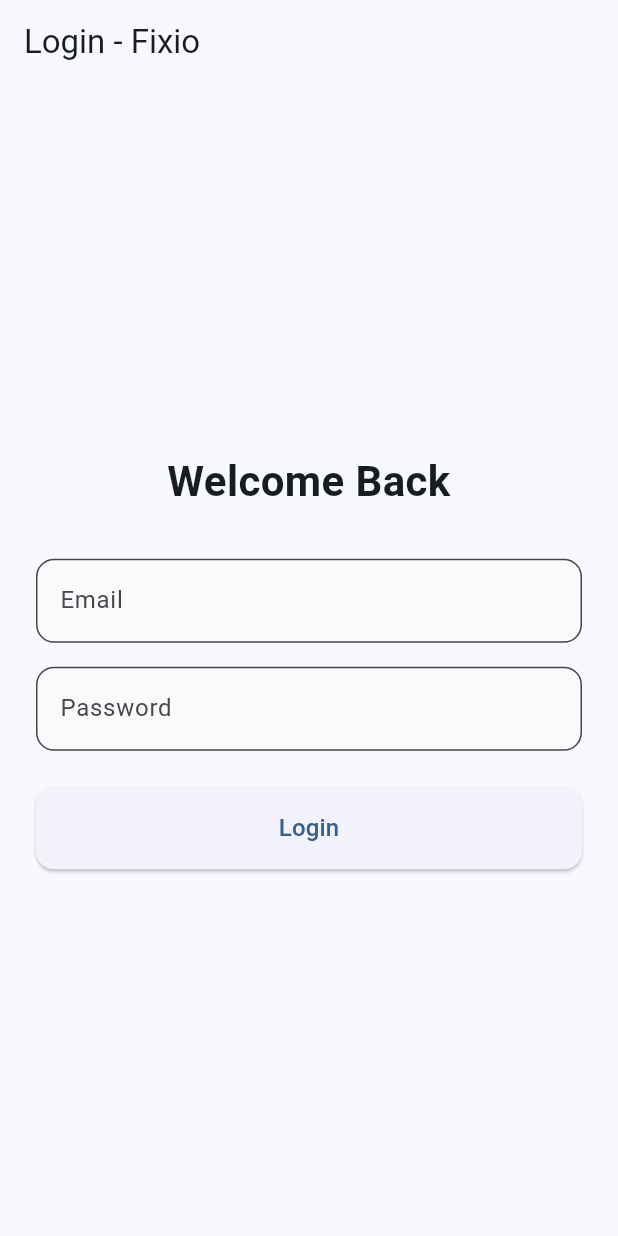
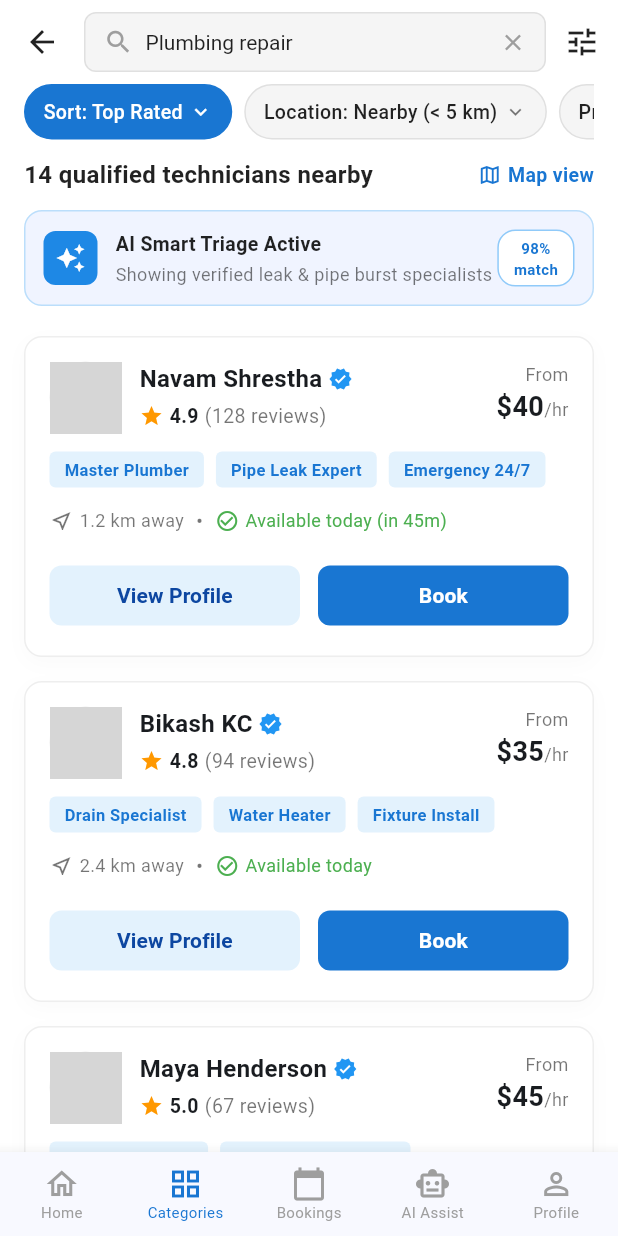
Before and after one commit to samirr298/Fixio, a Flutter app: the screen it shows after launch, on a phone screen of 412 x 824 dp. Run offline on Flutter 3.47's test engine with Material 3 defaults, Android fonts, the phone set to English and light mode, and no system bars; accounts and stored records are empty; network calls fail; grey boxes are pictures that could not be loaded.

Commit message:
Made frontend for search technician

```diff
--- a/lib/main.dart
+++ b/lib/main.dart
@@ -1,5 +1,5 @@
 import 'package:flutter/material.dart';
-import 'view/authentication/login_screen.dart';
+import 'view/technicians/technician_list_screen.dart'; // Add this import
 
 void main() {
   runApp(const MyApp());
@@ -12,12 +12,12 @@ class MyApp extends StatelessWidget {
   Widget build(BuildContext context) {
     return MaterialApp(
       title: 'Fixio',
+      debugShowCheckedModeBanner: false,
       theme: ThemeData(
         colorScheme: ColorScheme.fromSeed(seedColor: Colors.blue),
         useMaterial3: true,
       ),
-      home: const LoginScreen(),
-      debugShowCheckedModeBanner: false,
+      home: const TechnicianListScreen(), // Update this line!
     );
   }
 }
--- /dev/null
+++ b/lib/view/technicians/technician_list_screen.dart
@@ -0,0 +1,480 @@
+import 'package:flutter/material.dart';
+
+class TechnicianListScreen extends StatelessWidget {
+  const TechnicianListScreen({super.key});
+
+  @override
+  Widget build(BuildContext context) {
+    return Scaffold(
+      backgroundColor: Colors.white,
+      appBar: _buildAppBar(),
+      body: CustomScrollView(
+        slivers: [
+          SliverToBoxAdapter(
+            child: Column(
+              crossAxisAlignment: CrossAxisAlignment.start,
+              children: [
+                _buildFilterRow(),
+                const SizedBox(height: 12),
+                _buildResultsHeader(),
+                const SizedBox(height: 12),
+                _buildAIBanner(),
+                const SizedBox(height: 12),
+              ],
+            ),
+          ),
+          SliverList(
+            delegate: SliverChildBuilderDelegate(
+              (context, index) {
+                return _buildTechnicianCard(_dummyTechnicians[index]);
+              },
+              childCount: _dummyTechnicians.length,
+            ),
+          ),
+        ],
+      ),
+      bottomNavigationBar: _buildBottomNavigationBar(),
+    );
+  }
+
+  PreferredSizeWidget _buildAppBar() {
+    return AppBar(
+      backgroundColor: Colors.white,
+      elevation: 0,
+      leading: IconButton(
+        icon: const Icon(Icons.arrow_back, color: Colors.black87),
+        onPressed: () {},
+      ),
+      titleSpacing: 0,
+      title: Container(
+        height: 40,
+        decoration: BoxDecoration(
+          color: Colors.grey.shade100,
+          borderRadius: BorderRadius.circular(8),
+          border: Border.all(color: Colors.grey.shade300),
+        ),
+        child: const Row(
+          children: [
+            SizedBox(width: 12),
+            Icon(Icons.search, color: Colors.grey, size: 20),
+            SizedBox(width: 8),
+            Expanded(
+              child: Text(
+                "Plumbing repair",
+                style: TextStyle(color: Colors.black87, fontSize: 14),
+              ),
+            ),
+            Icon(Icons.close, color: Colors.grey, size: 18),
+            SizedBox(width: 12),
+          ],
+        ),
+      ),
+      actions: [
+        IconButton(
+          icon: const Icon(Icons.tune, color: Colors.black87),
+          onPressed: () {},
+        ),
+      ],
+    );
+  }
+
+  Widget _buildFilterRow() {
+    return Padding(
+      padding: const EdgeInsets.symmetric(horizontal: 16.0),
+      child: SingleChildScrollView(
+        scrollDirection: Axis.horizontal,
+        child: Row(
+          children: [
+            _buildFilterChip("Sort: Top Rated", isSelected: true),
+            const SizedBox(width: 8),
+            _buildFilterChip("Location: Nearby (< 5 km)"),
+            const SizedBox(width: 8),
+            _buildFilterChip("Price"),
+          ],
+        ),
+      ),
+    );
+  }
+
+  Widget _buildFilterChip(String label, {bool isSelected = false}) {
+    return Container(
+      padding: const EdgeInsets.symmetric(horizontal: 12, vertical: 8),
+      decoration: BoxDecoration(
+        color: isSelected ? Colors.blue.shade700 : Colors.grey.shade100,
+        borderRadius: BorderRadius.circular(20),
+        border: Border.all(
+          color: isSelected ? Colors.blue.shade700 : Colors.grey.shade300,
+        ),
+      ),
+      child: Row(
+        mainAxisSize: MainAxisSize.min,
+        children: [
+          Text(
+            label,
+            style: TextStyle(
+              color: isSelected ? Colors.white : Colors.black87,
+              fontSize: 13,
+              fontWeight: FontWeight.w500,
+            ),
+          ),
+          const SizedBox(width: 4),
+          Icon(
+            Icons.keyboard_arrow_down,
+            color: isSelected ? Colors.white : Colors.black54,
+            size: 16,
+          ),
+        ],
+      ),
+    );
+  }
+
+  Widget _buildResultsHeader() {
+    return Padding(
+      padding: const EdgeInsets.symmetric(horizontal: 16.0),
+      child: Row(
+        mainAxisAlignment: MainAxisAlignment.spaceBetween,
+        children: [
+          const Text(
+            "14 qualified technicians nearby",
+            style: TextStyle(
+              fontSize: 16,
+              fontWeight: FontWeight.bold,
+              color: Colors.black87,
+            ),
+          ),
+          Row(
+            children: [
+              Icon(Icons.map_outlined, color: Colors.blue.shade700, size: 16),
+              const SizedBox(width: 4),
+              Text(
+                "Map view",
+                style: TextStyle(
+                  color: Colors.blue.shade700,
+                  fontSize: 13,
+                  fontWeight: FontWeight.bold,
+                ),
+              ),
+            ],
+          ),
+        ],
+      ),
+    );
+  }
+
+  Widget _buildAIBanner() {
+    return Padding(
+      padding: const EdgeInsets.symmetric(horizontal: 16.0),
+      child: Container(
+        padding: const EdgeInsets.all(12),
+        decoration: BoxDecoration(
+          color: const Color(0xFFF0F4FF), // Light blue tint
+          borderRadius: BorderRadius.circular(12),
+          border: Border.all(color: Colors.blue.shade100),
+        ),
+        child: Row(
+          children: [
+            Container(
+              padding: const EdgeInsets.all(8),
+              decoration: BoxDecoration(
+                color: Colors.blue.shade600,
+                borderRadius: BorderRadius.circular(8),
+              ),
+              child: const Icon(Icons.auto_awesome, color: Colors.white, size: 20),
+            ),
+            const SizedBox(width: 12),
+            const Expanded(
+              child: Column(
+                crossAxisAlignment: CrossAxisAlignment.start,
+                children: [
+                  Text(
+                    "AI Smart Triage Active",
+                    style: TextStyle(
+                      fontWeight: FontWeight.bold,
+                      fontSize: 13,
+                      color: Colors.black87,
+                    ),
+                  ),
+                  SizedBox(height: 2),
+                  Text(
+                    "Showing verified leak & pipe burst specialists",
+                    style: TextStyle(fontSize: 12, color: Colors.black54),
+                  ),
+                ],
+              ),
+            ),
+            Container(
+              padding: const EdgeInsets.symmetric(horizontal: 10, vertical: 4),
+              decoration: BoxDecoration(
+                color: Colors.white,
+                borderRadius: BorderRadius.circular(12),
+                border: Border.all(color: Colors.blue.shade200),
+              ),
+              child: Text(
+                "98%\nmatch",
+                textAlign: TextAlign.center,
+                style: TextStyle(
+                  fontSize: 10,
+                  fontWeight: FontWeight.bold,
+                  color: Colors.blue.shade700,
+                ),
+              ),
+            ),
+          ],
+        ),
+      ),
+    );
+  }
+
+  Widget _buildTechnicianCard(Map<String, dynamic> tech) {
+    return Container(
+      margin: const EdgeInsets.symmetric(horizontal: 16.0, vertical: 8.0),
+      padding: const EdgeInsets.all(16.0),
+      decoration: BoxDecoration(
+        color: Colors.white,
+        borderRadius: BorderRadius.circular(12),
+        border: Border.all(color: Colors.grey.shade200),
+        boxShadow: [
+          BoxShadow(
+            color: Colors.black.withOpacity(0.02),
+            blurRadius: 10,
+            offset: const Offset(0, 4),
+          ),
+        ],
+      ),
+      child: Column(
+        crossAxisAlignment: CrossAxisAlignment.start,
+        children: [
+          Row(
+            crossAxisAlignment: CrossAxisAlignment.start,
+            children: [
+              Stack(
+                children: [
+                  CircleAvatar(
+                    radius: 24,
+                    backgroundImage: NetworkImage(tech['image']),
+                    backgroundColor: Colors.grey.shade200,
+                  ),
+                  Positioned(
+                    bottom: 0,
+                    right: 0,
+                    child: Container(
+                      width: 12,
+                      height: 12,
+                      decoration: BoxDecoration(
+                        color: Colors.green,
+                        shape: BoxShape.circle,
+                        border: Border.all(color: Colors.white, width: 2),
+                      ),
+                    ),
+                  ),
+                ],
+              ),
+              const SizedBox(width: 12),
+              Expanded(
+                child: Column(
+                  crossAxisAlignment: CrossAxisAlignment.start,
+                  children: [
+                    Row(
+                      children: [
+                        Text(
+                          tech['name'],
+                          style: const TextStyle(
+                            fontSize: 16,
+                            fontWeight: FontWeight.bold,
+                          ),
+                        ),
+                        const SizedBox(width: 4),
+                        const Icon(Icons.verified, color: Colors.blue, size: 16),
+                      ],
+                    ),
+                    const SizedBox(height: 4),
+                    Row(
+                      children: [
+                        const Icon(Icons.star, color: Colors.orange, size: 16),
+                        const SizedBox(width: 4),
+                        Text(
+                          "${tech['rating']}",
+                          style: const TextStyle(
+                              fontWeight: FontWeight.bold, fontSize: 13),
+                        ),
+                        const SizedBox(width: 4),
+                        Text(
+                          "(${tech['reviews']} reviews)",
+                          style: const TextStyle(
+                              color: Colors.black54, fontSize: 13),
+                        ),
+                      ],
+                    ),
+                  ],
+                ),
+              ),
+              Column(
+                crossAxisAlignment: CrossAxisAlignment.end,
+                children: [
+                  const Text("From",
+                      style: TextStyle(color: Colors.black54, fontSize: 12)),
+                  Text.rich(
+                    TextSpan(
+                      children: [
+                        TextSpan(
+                          text: "\$${tech['price']}",
+                          style: const TextStyle(
+                              fontWeight: FontWeight.bold, fontSize: 18),
+                        ),
+                        const TextSpan(
+                          text: "/hr",
+                          style: TextStyle(color: Colors.black54, fontSize: 12),
+                        ),
+                      ],
+                    ),
+                  ),
+                ],
+              ),
+            ],
+          ),
+          const SizedBox(height: 12),
+          Wrap(
+            spacing: 8,
+            runSpacing: 8,
+            children: (tech['tags'] as List<String>).map((tag) {
+              return Container(
+                padding: const EdgeInsets.symmetric(horizontal: 10, vertical: 4),
+                decoration: BoxDecoration(
+                  color: Colors.blue.shade50,
+                  borderRadius: BorderRadius.circular(4),
+                ),
+                child: Text(
+                  tag,
+                  style: TextStyle(
+                    color: Colors.blue.shade700,
+                    fontSize: 11,
+                    fontWeight: FontWeight.w600,
+                  ),
+                ),
+              );
+            }).toList(),
+          ),
+          const SizedBox(height: 12),
+          Row(
+            children: [
+              const Icon(Icons.near_me_outlined, size: 16, color: Colors.black54),
+              const SizedBox(width: 4),
+              Text("${tech['distance']} away",
+                  style: const TextStyle(color: Colors.black54, fontSize: 12)),
+              const Padding(
+                padding: EdgeInsets.symmetric(horizontal: 8.0),
+                child: Text("•", style: TextStyle(color: Colors.black54)),
+              ),
+              const Icon(Icons.check_circle_outline, size: 16, color: Colors.green),
+              const SizedBox(width: 4),
+              Expanded(
+                child: Text(
+                  tech['availability'],
+                  style: const TextStyle(color: Colors.green, fontSize: 12),
+                  maxLines: 1,
+                  overflow: TextOverflow.ellipsis,
+                ),
+              ),
+            ],
+          ),
+          const SizedBox(height: 16),
+          Row(
+            children: [
+              Expanded(
+                child: OutlinedButton(
+                  onPressed: () {},
+                  style: OutlinedButton.styleFrom(
+                    backgroundColor: Colors.blue.shade50,
+                    side: BorderSide.none,
+                    shape: RoundedRectangleBorder(
+                      borderRadius: BorderRadius.circular(8),
+                    ),
+                  ),
+                  child: Text(
+                    "View Profile",
+                    style: TextStyle(
+                      color: Colors.blue.shade900,
+                      fontWeight: FontWeight.bold,
+                    ),
+                  ),
+                ),
+              ),
+              const SizedBox(width: 12),
+              Expanded(
+                child: ElevatedButton(
+                  onPressed: () {},
+                  style: ElevatedButton.styleFrom(
+                    backgroundColor: Colors.blue.shade700,
+                    elevation: 0,
+                    shape: RoundedRectangleBorder(
+                      borderRadius: BorderRadius.circular(8),
+                    ),
+                  ),
+                  child: const Text(
+                    "Book",
+                    style: TextStyle(
+                      color: Colors.white,
+                      fontWeight: FontWeight.bold,
+                    ),
+                  ),
+                ),
+              ),
+            ],
+          ),
+        ],
+      ),
+    );
+  }
+
+  Widget _buildBottomNavigationBar() {
+    return BottomNavigationBar(
+      type: BottomNavigationBarType.fixed,
+      selectedItemColor: Colors.blue.shade700,
+      unselectedItemColor: Colors.grey.shade500,
+      currentIndex: 1, // 'Categories' tab is selected in your screenshot
+      selectedFontSize: 10,
+      unselectedFontSize: 10,
+      items: const [
+        BottomNavigationBarItem(icon: Icon(Icons.home_outlined), label: "Home"),
+        BottomNavigationBarItem(icon: Icon(Icons.grid_view), label: "Categories"),
+        BottomNavigationBarItem(icon: Icon(Icons.calendar_today), label: "Bookings"),
+        BottomNavigationBarItem(icon: Icon(Icons.smart_toy_outlined), label: "AI Assist"),
+        BottomNavigationBarItem(icon: Icon(Icons.person_outline), label: "Profile"),
+      ],
+    );
+  }
+}
+
+// Dummy data to populate the UI based on your screenshot
+final List<Map<String, dynamic>> _dummyTechnicians = [
+  {
+    "name": "Navam Shrestha",
+    "rating": 4.9,
+    "reviews": 128,
+    "price": 40,
+    "distance": "1.2 km",
+    "availability": "Available today (in 45m)",
+    "tags": ["Master Plumber", "Pipe Leak Expert", "Emergency 24/7"],
+    "image": "https://i.pravatar.cc/150?img=11",
+  },
+  {
+    "name": "Bikash KC",
+    "rating": 4.8,
+    "reviews": 94,
+    "price": 35,
+    "distance": "2.4 km",
+    "availability": "Available today",
+    "tags": ["Drain Specialist", "Water Heater", "Fixture Install"],
+    "image": "https://i.pravatar.cc/150?img=68",
+  },
+  {
+    "name": "Maya Henderson",
+    "rating": 5.0,
+    "reviews": 67,
+    "price": 45,
+    "distance": "3.1 km",
+    "availability": "Available today (from 3:00 PM)",
+    "tags": ["Diagnostic Audit", "High-Pressure Pipes", "Licensed Master"],
+    "image": "https://i.pravatar.cc/150?img=44",
+  }
+];
```
